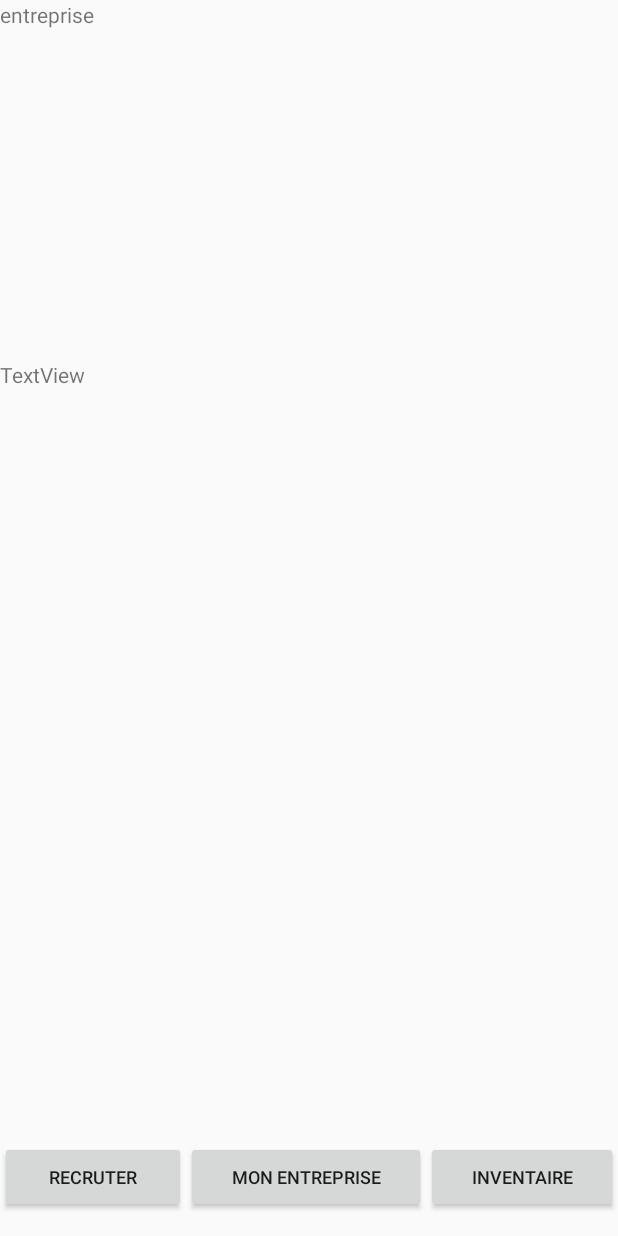
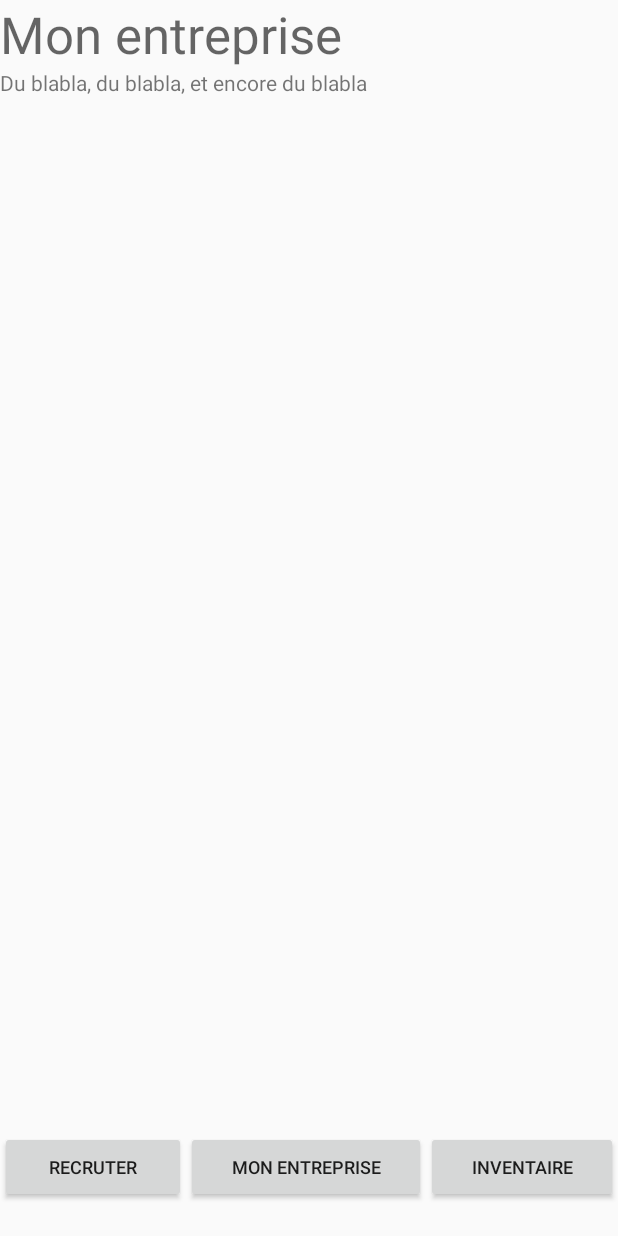
Before and after one commit to LeonardPasquier/IDLEGAME, an Android app: the layout entrepriseihm.xml on its own in the app's theme, with its tools: preview values and no code run, on a phone screen of 412 x 824 dp. Run offline under Robolectric (Android 15) with nearby library versions, the phone set to English and light mode, and no system bars.

Commit message:
La nouvelle version des fenêtres de recrutement et d'enteprise

```diff
--- a/app/src/main/java/corporation/unpitch/idlegame/Entreprise.java
+++ b/app/src/main/java/corporation/unpitch/idlegame/Entreprise.java
@@ -19,7 +19,7 @@ public class Entreprise extends AppCompatActivity{
     @Override
     protected void onCreate(Bundle savedInstanceState) {
         super.onCreate(savedInstanceState);
-        setContentView(R.layout.activity_main);
+        setContentView(R.layout.entrepriseihm);
 
         recruter = (Button)findViewById(R.id.recruter);
         entreprise = (Button)findViewById(R.id.entreprise);
--- a/app/src/main/java/corporation/unpitch/idlegame/MainActivity.java
+++ b/app/src/main/java/corporation/unpitch/idlegame/MainActivity.java
@@ -52,6 +52,7 @@ public class MainActivity extends AppCompatActivity {
     private View.OnClickListener lienRecrutement = new View.OnClickListener() {
         @Override
         public void onClick(View v) {
+            System.out.println("Ca rentre la");
             Intent recruter = new Intent (MainActivity.this, Recruter.class); // on declare la nouvelle activite reliee au bouton
             startActivity (recruter); //on demarre l'activite
         }
--- a/app/src/main/java/corporation/unpitch/idlegame/Recruter.java
+++ b/app/src/main/java/corporation/unpitch/idlegame/Recruter.java
@@ -19,7 +19,7 @@ public class Recruter extends AppCompatActivity{
     @Override
     protected void onCreate(Bundle savedInstanceState) {
         super.onCreate(savedInstanceState);
-        setContentView(R.layout.activity_main);
+        setContentView(R.layout.recruterihm);
 
         recruter = (Button)findViewById(R.id.recruter);
         entreprise = (Button)findViewById(R.id.entreprise);
--- a/app/src/main/res/layout/activity_main.xml
+++ b/app/src/main/res/layout/activity_main.xml
@@ -82,8 +82,7 @@
                 android:textSize="12dp"
                 android:layout_width="wrap_content"
                 android:layout_height="wrap_content"
-                android:id="@+id/entreprise"
-                android:layout_weight="1" />
+                android:id="@+id/entreprise" />
 
             <Button
                 android:text="Inventaire"
--- a/app/src/main/res/layout/entrepriseihm.xml
+++ b/app/src/main/res/layout/entrepriseihm.xml
@@ -10,24 +10,19 @@
         android:weightSum="1">
 
         <TextView
-            android:text="entreprise"
-            android:layout_width="match_parent"
-            android:layout_height="wrap_content"
-            android:id="@+id/textView4"
-            android:layout_weight="0.30" />
-
-        <TextView
-            android:text="TextView"
-            android:layout_width="match_parent"
-            android:layout_height="0dp"
-            android:id="@+id/textView3" />
-
-        <TextView
-            android:text="TextView"
+            android:text="Mon entreprise"
             android:layout_width="match_parent"
             android:layout_height="wrap_content"
             android:id="@+id/textView2"
-            android:layout_weight="0.68" />
+            android:textAppearance="@style/TextAppearance.AppCompat.Display1" />
+
+        <TextView
+            android:text="Du blabla, du blabla, et encore du blabla"
+            android:layout_width="match_parent"
+            android:layout_height="wrap_content"
+            android:id="@+id/textView6"
+            android:layout_weight="0.97" />
+
         <LinearLayout
             android:orientation="horizontal"
             android:layout_width="match_parent"
```
